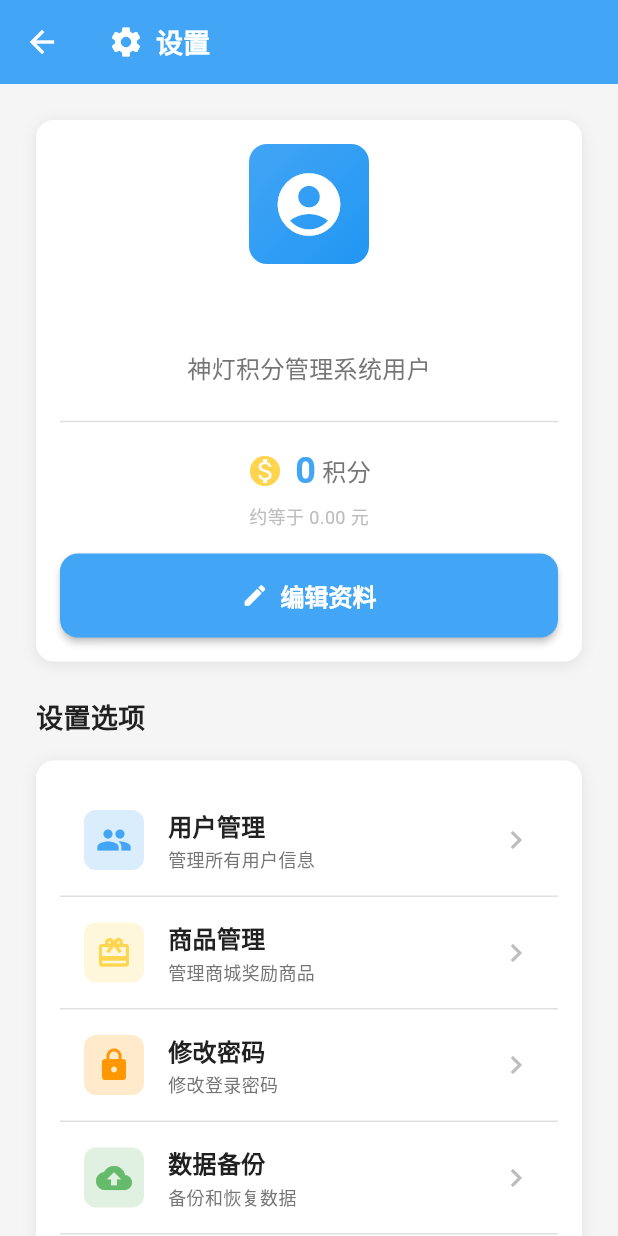
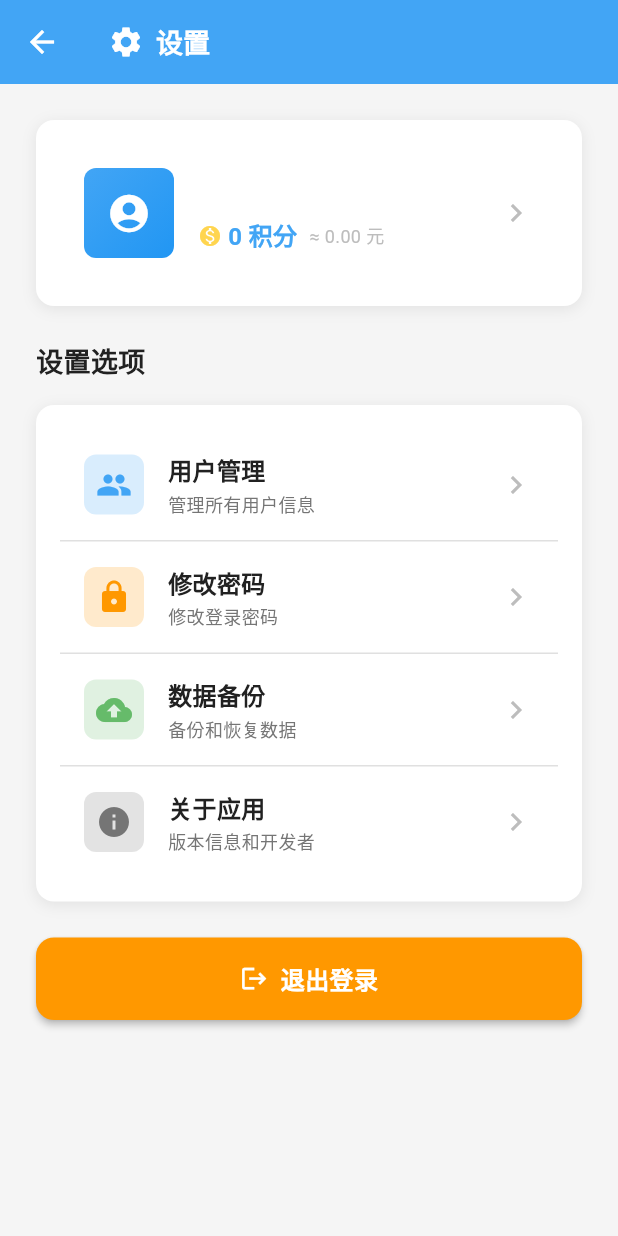
Before and after one commit to riceFun/magic_lamp, a Flutter app: the SettingsPage screen opened directly, on a phone screen of 412 x 824 dp. Run offline on Flutter 3.47's test engine with Material 3 defaults, Android fonts, the phone set to English and light mode, and no system bars; our stand-ins replace flutter_easyloading, go_router, shared_preferences, sqflite; accounts and stored records are empty.

Commit message:
feat： app func

```diff
--- a/lib/config/constants.dart
+++ b/lib/config/constants.dart
@@ -133,9 +133,6 @@ class AppConstants {
   /// 商城管理
   static const String routeShopManagement = '/settings/shop';
 
-  /// 商品管理
-  static const String routeRewardManagement = '/shop/management';
-
   /// 编辑商品
   static const String routeRewardEdit = '/shop/edit';
 
--- a/lib/config/router.dart
+++ b/lib/config/router.dart
@@ -12,7 +12,6 @@ import '../pages/advance/advance_apply_page.dart';
 import '../pages/advance/advance_list_page.dart';
 import '../pages/story/story_list_page.dart';
 import '../pages/story/story_detail_page.dart';
-import '../pages/shop/reward_management_page.dart';
 import '../pages/shop/edit_reward_page.dart';
 import '../pages/shop/product_detail_page.dart';
 import '../pages/shop/exchange_history_page.dart';
@@ -109,12 +108,6 @@ class AppRouter {
           }
           return StoryDetailPage(storyId: storyId);
         },
-      ),
-
-      // 商品管理
-      GoRoute(
-        path: AppConstants.routeRewardManagement,
-        builder: (context, state) => RewardManagementPage(),
       ),
 
       // 编辑商品
--- a/lib/pages/settings/settings_page.dart
+++ b/lib/pages/settings/settings_page.dart
@@ -74,14 +74,23 @@ class SettingsPage extends StatelessWidget {
             child: Column(
               crossAxisAlignment: CrossAxisAlignment.start,
               children: [
-                // 用户信息卡片
+                // 用户信息卡片 - ListView Cell 形式
                 CustomCard(
-                  child: Column(
+                  child: Material(
+                    color: Colors.transparent,
+                    child: InkWell(
+                      onTap: () {
+                        context.push(AppConstants.routeProfile);
+                      },
+                      borderRadius: BorderRadius.circular(AppTheme.radiusMedium),
+                      child: Padding(
+                        padding: EdgeInsets.all(AppTheme.spacingMedium),
+                        child: Row(
                           children: [
                             // 头像
                             Container(
-                        width: 80,
-                        height: 80,
+                              width: 60,
+                              height: 60,
                               decoration: BoxDecoration(
                                 gradient: LinearGradient(
                                   begin: Alignment.topLeft,
@@ -91,100 +100,72 @@ class SettingsPage extends StatelessWidget {
                                     AppTheme.primaryDarkColor,
                                   ],
                                 ),
-                          borderRadius: BorderRadius.circular(AppTheme.radiusMedium),
+                                borderRadius: BorderRadius.circular(AppTheme.radiusSmall),
                               ),
                               child: Icon(
                                 _getAvatarIcon(user.avatar),
-                          size: 50,
+                                size: 30,
                                 color: Colors.white,
                               ),
                             ),
-                      SizedBox(height: AppTheme.spacingMedium),
+                            SizedBox(width: AppTheme.spacingMedium),
 
-                      // 用户名和角色
-                      Row(
-                        mainAxisAlignment: MainAxisAlignment.center,
+                            // 用户信息
+                            Expanded(
+                              child: Column(
+                                crossAxisAlignment: CrossAxisAlignment.start,
                                 children: [
+                                  // 用户名
                                   Text(
                                     user.name,
                                     style: TextStyle(
-                              fontSize: AppTheme.fontSizeXLarge,
+                                      fontSize: AppTheme.fontSizeLarge,
                                       fontWeight: FontWeight.bold,
                                       color: AppTheme.textPrimaryColor,
                                     ),
                                   ),
-                        ],
-                      ),
-                      SizedBox(height: AppTheme.spacingSmall),
-
-                      // 角色说明
-                      Text(
-                        '神灯积分管理系统用户',
-                        style: TextStyle(
-                          fontSize: AppTheme.fontSizeMedium,
-                          color: AppTheme.textSecondaryColor,
-                        ),
-                      ),
-
-                      SizedBox(height: AppTheme.spacingMedium),
-                      Divider(),
-                      SizedBox(height: AppTheme.spacingSmall),
-
+                                  SizedBox(height: 4),
                                   // 积分信息
                                   Row(
-                        mainAxisAlignment: MainAxisAlignment.center,
                                     children: [
                                       Icon(
                                         Icons.monetization_on,
-                            size: 24,
+                                        size: 16,
                                         color: AppTheme.accentYellow,
                                       ),
-                          SizedBox(width: AppTheme.spacingSmall),
+                                      SizedBox(width: 4),
                                       Text(
-                            '${user.totalPoints}',
+                                        '${user.totalPoints} 积分',
                                         style: TextStyle(
-                              fontSize: AppTheme.fontSizeXLarge,
+                                          fontSize: AppTheme.fontSizeMedium,
                                           fontWeight: FontWeight.bold,
                                           color: AppTheme.primaryColor,
                                         ),
                                       ),
-                          SizedBox(width: AppTheme.spacingXSmall),
+                                      SizedBox(width: AppTheme.spacingSmall),
                                       Text(
-                            '积分',
-                            style: TextStyle(
-                              fontSize: AppTheme.fontSizeMedium,
-                              color: AppTheme.textSecondaryColor,
-                            ),
-                          ),
-                        ],
-                      ),
-                      SizedBox(height: AppTheme.spacingXSmall),
-                      Text(
-                        '约等于 ${(user.totalPoints * AppConstants.pointsToRmb).toStringAsFixed(2)} 元',
+                                        '≈ ${(user.totalPoints * AppConstants.pointsToRmb).toStringAsFixed(2)} 元',
                                         style: TextStyle(
                                           fontSize: AppTheme.fontSizeSmall,
                                           color: AppTheme.textHintColor,
                                         ),
                                       ),
+                                    ],
+                                  ),
+                                ],
+                              ),
+                            ),
 
-                      SizedBox(height: AppTheme.spacingMedium),
-
-                      // 编辑资料按钮
-                      SizedBox(
-                        width: double.infinity,
-                        child: ElevatedButton.icon(
-                          onPressed: () {
-                            context.push(AppConstants.routeProfile);
-                          },
-                          icon: Icon(Icons.edit),
-                          label: Text('编辑资料'),
-                          style: ElevatedButton.styleFrom(
-                            backgroundColor: AppTheme.primaryColor,
-                            foregroundColor: Colors.white,
+                            // 右箭头
+                            Icon(
+                              Icons.chevron_right,
+                              color: AppTheme.textHintColor,
+                              size: 24,
+                            ),
+                          ],
                         ),
                       ),
                     ),
-                    ],
                   ),
                 ),
 
@@ -212,16 +193,6 @@ class SettingsPage extends StatelessWidget {
                         subtitle: '管理所有用户信息',
                         onTap: () {
                           context.push(AppConstants.routeUserManagement);
-                        },
-                      ),
-                      Divider(height: 1),
-                      _SettingItem(
-                        icon: Icons.card_giftcard,
-                        iconColor: AppTheme.accentYellow,
-                        title: '商品管理',
-                        subtitle: '管理商城奖励商品',
-                        onTap: () {
-                          context.push(AppConstants.routeRewardManagement);
                         },
                       ),
                       Divider(height: 1),
```
Also changed, not shown: lib/pages/shop/reward_management_page.dart (deleted, +0 -329 lines), lib/pages/user/user_list_page.dart (+66 -0 lines). Lines whose indentation alone changed are shown as unchanged.
